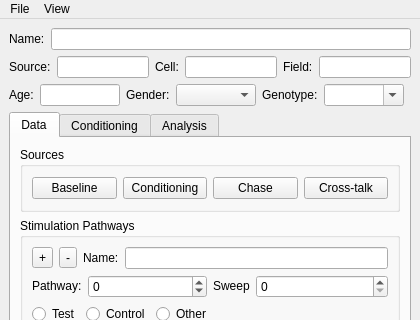
Before: the Qt Designer form ephys/LTPWindow.ui in ctigaret/scipyen, drawn with Qt 5; both pictures show x 0 to 420 and y 0 to 320 of the 420 by 657 pixel window.
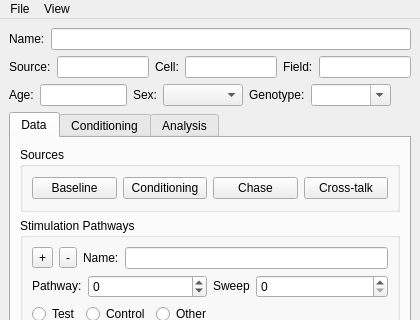
After: the same form once the commit is applied. Icons and pictures are not drawn.

What changed in the file:
```diff
--- a/ephys/LTPWindow.ui
+++ b/ephys/LTPWindow.ui
@@ -195,7 +195,7 @@
              </sizepolicy>
             </property>
             <property name="text">
-             <string>Gender:</string>
+             <string>Sex:</string>
             </property>
            </widget>
           </item>
```
Left out of the diff: 2 changed lines with no effect on the pictures.
